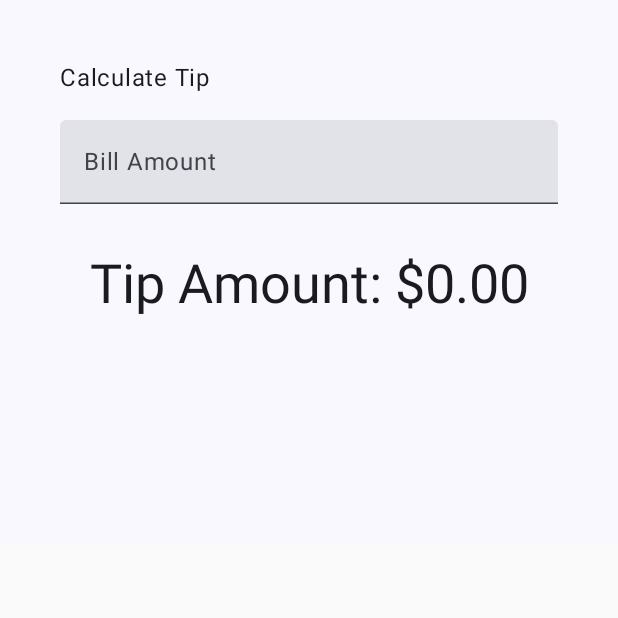
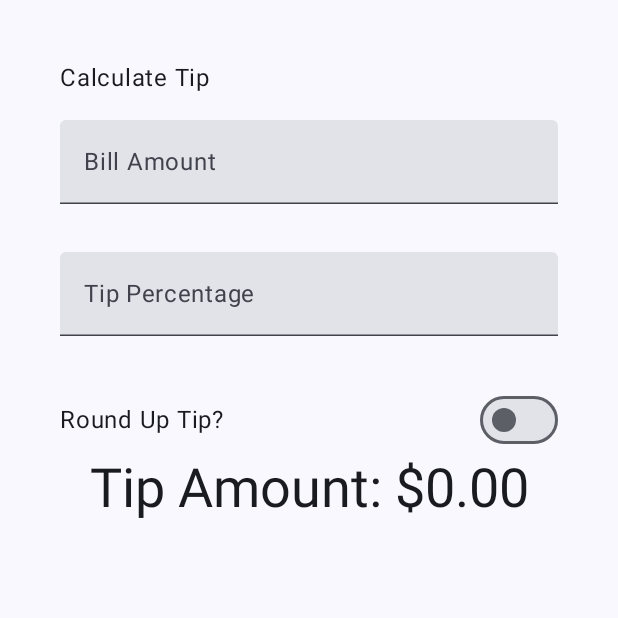
Before and after one commit to batoul-alani/Tip-Calculator-Compose-app, an Android app built with Jetpack Compose: the screen it shows after launch (MainActivity), on a phone screen of 412 x 824 dp, the top half of it. Run offline under Robolectric (Android 15) with nearby library versions, the phone set to English and light mode, and no system bars.

```diff
--- a/app/src/main/java/com/example/tipcalculatorjetpackcompose/MainActivity.kt
+++ b/app/src/main/java/com/example/tipcalculatorjetpackcompose/MainActivity.kt
@@ -4,6 +4,7 @@ import android.os.Bundle
 import androidx.activity.ComponentActivity
 import androidx.activity.compose.setContent
 import androidx.activity.enableEdgeToEdge
+import androidx.annotation.StringRes
 import androidx.compose.foundation.layout.Arrangement
 import androidx.compose.foundation.layout.Column
 import androidx.compose.foundation.layout.Row
@@ -13,10 +14,12 @@ import androidx.compose.foundation.layout.fillMaxWidth
 import androidx.compose.foundation.layout.height
 import androidx.compose.foundation.layout.padding
 import androidx.compose.foundation.layout.safeDrawingPadding
+import androidx.compose.foundation.layout.size
 import androidx.compose.foundation.layout.statusBarsPadding
 import androidx.compose.foundation.rememberScrollState
 import androidx.compose.foundation.text.KeyboardOptions
 import androidx.compose.foundation.verticalScroll
+import androidx.compose.material3.Icon
 import androidx.compose.material3.MaterialTheme
 import androidx.compose.material3.Scaffold
 import androidx.compose.material3.Surface
@@ -31,7 +34,9 @@ import androidx.compose.runtime.remember
 import androidx.compose.runtime.setValue
 import androidx.compose.ui.Alignment
 import androidx.compose.ui.Modifier
+import androidx.compose.ui.res.painterResource
 import androidx.compose.ui.res.stringResource
+import androidx.compose.ui.text.input.ImeAction
 import androidx.compose.ui.text.input.KeyboardType
 import androidx.compose.ui.tooling.preview.Preview
 import androidx.compose.ui.unit.dp
@@ -55,8 +60,11 @@ class MainActivity : ComponentActivity() {
     }
 }
 
-private fun calculateTip (amount : Double, tipPercent : Double = 15.0) : String{
-    val tip = tipPercent/100 * amount
+private fun calculateTip (amount : Double, tipPercent : Double = 15.0, roundUp: Boolean) : String{
+    var tip = tipPercent/100 * amount
+    if (roundUp) {
+        tip = kotlin.math.ceil(tip)
+    }
     return NumberFormat.getCurrencyInstance().format(tip)
 }
 
@@ -76,7 +84,13 @@ fun TipTimeLayout() {
     ) {
         var amountInput by remember { mutableStateOf("") }
         val amount =  amountInput.toDoubleOrNull() ?: 0.0
-        val tip = calculateTip(amount)
+
+        var tipInput by remember { mutableStateOf("") }
+        val tipPercent = tipInput.toDoubleOrNull() ?: 0.0
+
+        var roundUp by remember { mutableStateOf(false) }
+
+        val tip = calculateTip(amount, tipPercent, roundUp = roundUp)
 
         Text(text = stringResource(id =  R.string.calculate_tip) ,
             modifier = Modifier
@@ -84,11 +98,35 @@ fun TipTimeLayout() {
                 .align(alignment = Alignment.Start)
          )
         EditNumberField(
-            value = amountInput, onValueChange = {
+            value = amountInput,
+            label= R.string.bill_amount,
+            onValueChange = {
                 amountInput = it
-            }, modifier = Modifier.padding(bottom = 32.dp).fillMaxWidth()
+            },
+            imeAction = ImeAction.Next,
+            modifier = Modifier
+                .padding(bottom = 32.dp)
+                .fillMaxWidth()
         )
-
+               EditNumberField(
+            value = tipInput,
+            label = R.string.how_was_the_service,
+            imeAction = ImeAction.Done,
+            modifier = Modifier
+                .padding(bottom = 32.dp)
+                .fillMaxWidth(),
+            onValueChange = {
+                tipInput = it
+            },
+            )
+        RoundTheTipRow(modifier = Modifier
+            .fillMaxWidth()
+            .size(48.dp),
+            roundUp = roundUp,
+            onRoundUpChanged = {
+                roundUp = it
+            }
+            )
         Text(text = stringResource(id = R.string.tip_amount, tip),
             style = MaterialTheme.typography.displaySmall
             )
@@ -106,17 +144,31 @@ fun GreetingPreview() {
 }
 
 @Composable
+fun RoundTheTipRow(modifier: Modifier = Modifier, roundUp: Boolean,
+                   onRoundUpChanged: (Boolean) -> Unit, ) {
+    Row (
+        modifier =  modifier,
+        verticalAlignment = Alignment.CenterVertically,
+        horizontalArrangement = Arrangement.SpaceBetween) {
+        Text(text = stringResource(id = R.string.round_up_tip))
+        Switch(checked = roundUp, onCheckedChange = onRoundUpChanged)
+    }
+}
+
+@Composable
 fun EditNumberField(value: String,
+                    @StringRes label : Int,
+                    imeAction : ImeAction,
                     onValueChange: (String) -> Unit,
                     modifier: Modifier = Modifier) {
-
-
     TextField(
         value = value,
         onValueChange = onValueChange,
-        label = { Text(stringResource(R.string.bill_amount)) },
+        label = { Text(stringResource(label)) },
         modifier = modifier,
         singleLine = true,
-        keyboardOptions = KeyboardOptions(keyboardType = KeyboardType.Number)
+        keyboardOptions = KeyboardOptions(
+            imeAction = imeAction,
+            keyboardType = KeyboardType.Number)
     )
 }
--- a/app/src/main/res/values/strings.xml
+++ b/app/src/main/res/values/strings.xml
@@ -4,4 +4,5 @@
     <string name="bill_amount">Bill Amount</string>
     <string name="tip_amount">Tip Amount: %s</string>
     <string name="round_up_tip">Round Up Tip?</string>
+    <string name="how_was_the_service">Tip Percentage</string>
 </resources>
```
